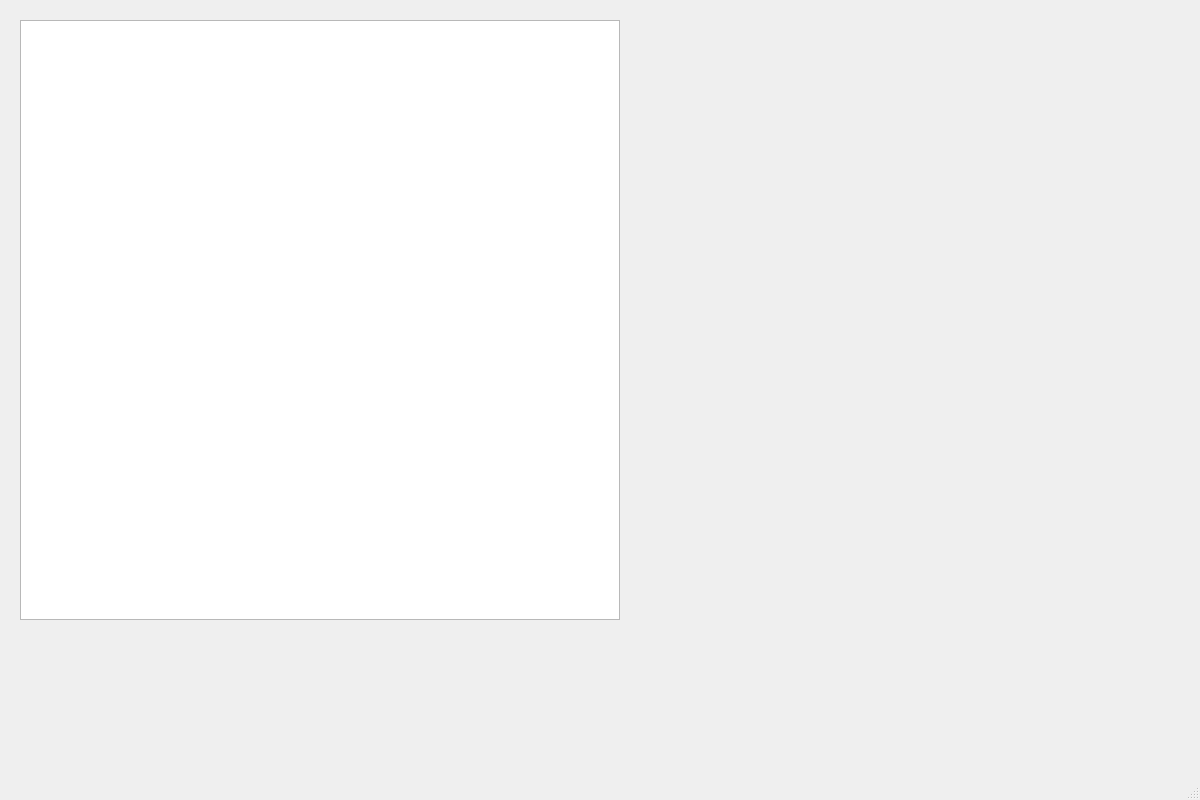
The window that mainwindow.ui (keptyouwaitinghuh/Figures) describes before a commit, drawn with Qt 5.
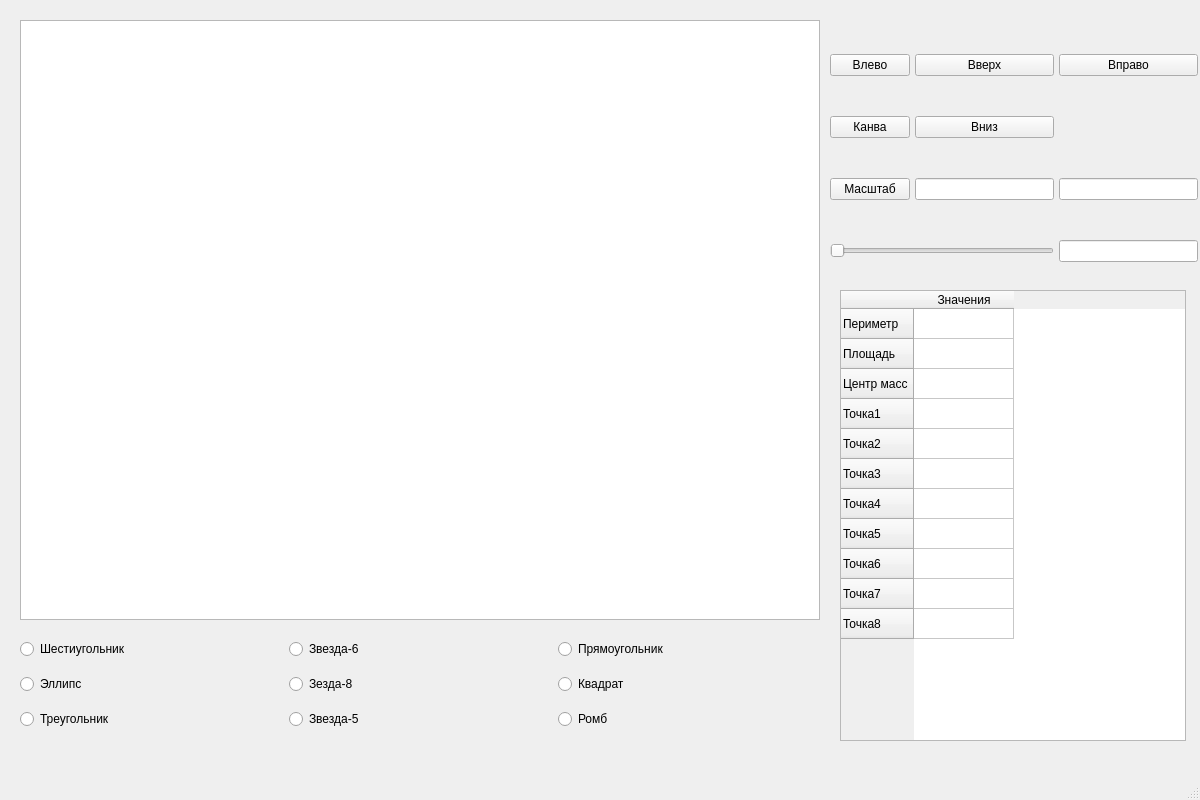
The same window after the commit.

```diff
--- a/mainwindow.ui
+++ b/mainwindow.ui
@@ -19,11 +19,242 @@
      <rect>
       <x>20</x>
       <y>20</y>
-      <width>600</width>
+      <width>800</width>
       <height>600</height>
      </rect>
     </property>
    </widget>
+   <widget class="QWidget" name="gridLayoutWidget">
+    <property name="geometry">
+     <rect>
+      <x>20</x>
+      <y>630</y>
+      <width>801</width>
+      <height>111</height>
+     </rect>
+    </property>
+    <layout class="QGridLayout" name="gridLayout">
+     <item row="1" column="0">
+      <widget class="QRadioButton" name="radioEllipse">
+       <property name="text">
+        <string>Эллипс</string>
+       </property>
+      </widget>
+     </item>
+     <item row="1" column="2">
+      <widget class="QRadioButton" name="radioSquare">
+       <property name="text">
+        <string>Квадрат</string>
+       </property>
+      </widget>
+     </item>
+     <item row="2" column="2">
+      <widget class="QRadioButton" name="radioRhomb">
+       <property name="text">
+        <string>Ромб</string>
+       </property>
+      </widget>
+     </item>
+     <item row="0" column="2">
+      <widget class="QRadioButton" name="radioRect">
+       <property name="text">
+        <string>Прямоугольник</string>
+       </property>
+      </widget>
+     </item>
+     <item row="0" column="1">
+      <widget class="QRadioButton" name="radioStar6">
+       <property name="text">
+        <string>Звезда-6</string>
+       </property>
+      </widget>
+     </item>
+     <item row="1" column="1">
+      <widget class="QRadioButton" name="radioStar8">
+       <property name="text">
+        <string>Зезда-8</string>
+       </property>
+      </widget>
+     </item>
+     <item row="2" column="1">
+      <widget class="QRadioButton" name="radioStar5">
+       <property name="text">
+        <string>Звезда-5</string>
+       </property>
+      </widget>
+     </item>
+     <item row="2" column="0">
+      <widget class="QRadioButton" name="radioTriangle">
+       <property name="text">
+        <string>Треугольник</string>
+       </property>
+      </widget>
+     </item>
+     <item row="0" column="0">
+      <widget class="QRadioButton" name="radioHex">
+       <property name="text">
+        <string>Шестиугольник</string>
+       </property>
+      </widget>
+     </item>
+    </layout>
+   </widget>
+   <widget class="QWidget" name="gridLayoutWidget_2">
+    <property name="geometry">
+     <rect>
+      <x>830</x>
+      <y>20</y>
+      <width>368</width>
+      <height>278</height>
+     </rect>
+    </property>
+    <layout class="QGridLayout" name="gridLayout_2">
+     <property name="horizontalSpacing">
+      <number>5</number>
+     </property>
+     <item row="0" column="0">
+      <widget class="QPushButton" name="pushLeft">
+       <property name="text">
+        <string>Влево</string>
+       </property>
+      </widget>
+     </item>
+     <item row="0" column="2">
+      <widget class="QPushButton" name="pushRight">
+       <property name="text">
+        <string>Вправо</string>
+       </property>
+      </widget>
+     </item>
+     <item row="1" column="1">
+      <widget class="QPushButton" name="pushDown">
+       <property name="text">
+        <string>Вниз</string>
+       </property>
+      </widget>
+     </item>
+     <item row="0" column="1">
+      <widget class="QPushButton" name="pushUp">
+       <property name="text">
+        <string>Вверх</string>
+       </property>
+      </widget>
+     </item>
+     <item row="3" column="0" colspan="2">
+      <widget class="QSlider" name="horizontalSlider">
+       <property name="whatsThis">
+        <string comment="угол поворота"/>
+       </property>
+       <property name="orientation">
+        <enum>Qt::Horizontal</enum>
+       </property>
+      </widget>
+     </item>
+     <item row="1" column="0">
+      <widget class="QPushButton" name="pushCanvas">
+       <property name="text">
+        <string>Канва</string>
+       </property>
+      </widget>
+     </item>
+     <item row="2" column="0">
+      <widget class="QPushButton" name="pushScale">
+       <property name="text">
+        <string>Масштаб</string>
+       </property>
+      </widget>
+     </item>
+     <item row="2" column="1">
+      <widget class="QLineEdit" name="lineScale"/>
+     </item>
+     <item row="2" column="2">
+      <widget class="QLineEdit" name="lineX"/>
+     </item>
+     <item row="3" column="2">
+      <widget class="QLineEdit" name="lineY"/>
+     </item>
+    </layout>
+   </widget>
+   <widget class="QTableWidget" name="table">
+    <property name="geometry">
+     <rect>
+      <x>840</x>
+      <y>290</y>
+      <width>346</width>
+      <height>451</height>
+     </rect>
+    </property>
+    <row>
+     <property name="text">
+      <string>Периметр</string>
+     </property>
+    </row>
+    <row>
+     <property name="text">
+      <string>Площадь</string>
+     </property>
+    </row>
+    <row>
+     <property name="text">
+      <string>Центр масс</string>
+     </property>
+    </row>
+    <row>
+     <property name="text">
+      <string>Точка1</string>
+     </property>
+    </row>
+    <row>
+     <property name="text">
+      <string>Точка2</string>
+     </property>
+    </row>
+    <row>
+     <property name="text">
+      <string>Точка3</string>
+     </property>
+    </row>
+    <row>
+     <property name="text">
+      <string>Точка4</string>
+     </property>
+    </row>
+    <row>
+     <property name="text">
+      <string>Точка5</string>
+     </property>
+    </row>
+    <row>
+     <property name="text">
+      <string>Точка6</string>
+     </property>
+    </row>
+    <row>
+     <property name="text">
+      <string>Точка7</string>
+     </property>
+    </row>
+    <row>
+     <property name="text">
+      <string>Точка8</string>
+     </property>
+    </row>
+    <column>
+     <property name="text">
+      <string>Значения</string>
+     </property>
+    </column>
+    <item row="0" column="0">
+     <property name="text">
+      <string/>
+     </property>
+     <property name="font">
+      <font>
+       <pointsize>4</pointsize>
+      </font>
+     </property>
+    </item>
+   </widget>
   </widget>
   <widget class="QMenuBar" name="menubar">
    <property name="geometry">
```
Left out of the diff: 2 changed lines with no effect on the pictures.
